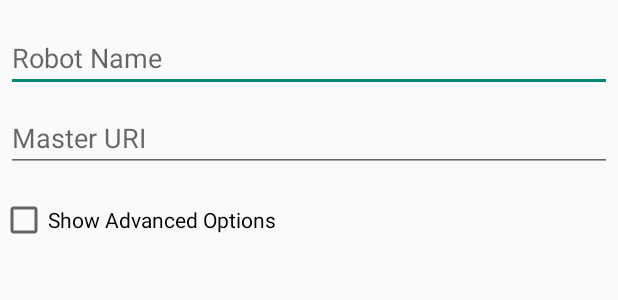
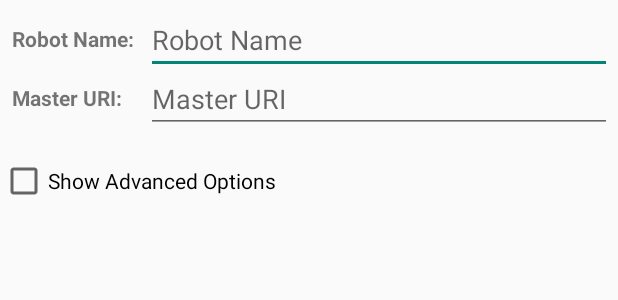
Before and after one commit to mtbii/RobotCA, an Android app: the layout dialog_add_robot.xml on its own in the app's theme, with its tools: preview values and no code run, on a phone screen of 412 x 824 dp. Shown: the top 300 px of the screen. Run offline under Robolectric (Android 15) with nearby library versions, the phone set to English and light mode, and no system bars.

Commit message:
Fixed the ambiguous edit texts in the add robot dialog.

```diff
--- a/src/android_foo/control_app/src/main/res/layout/dialog_add_robot.xml
+++ b/src/android_foo/control_app/src/main/res/layout/dialog_add_robot.xml
@@ -2,44 +2,79 @@
 <ScrollView  xmlns:android="http://schemas.android.com/apk/res/android"
     android:layout_width="match_parent"
     android:layout_height="match_parent">
-    <LinearLayout android:orientation="vertical"
+    <RelativeLayout android:orientation="vertical"
         android:scrollbars="vertical"
         android:scrollbarAlwaysDrawVerticalTrack="true"
         android:layout_width="match_parent"
         android:layout_height="wrap_content">
+
+    <TextView
+        android:id="@+id/robot_name_textview"
+        android:text="@string/robot_name"
+        android:layout_marginTop="16dp"
+        android:layout_marginLeft="8dp"
+        android:layout_marginStart="8dp"
+        android:layout_marginRight="4dp"
+        android:layout_marginEnd="4dp"
+        android:layout_marginBottom="4dp"
+        android:textStyle="bold"
+        android:layout_width="wrap_content"
+        android:layout_height="wrap_content" />
     <EditText
         android:id="@+id/robot_name_edit_text"
         android:layout_width="match_parent"
         android:layout_height="wrap_content"
-        android:layout_marginTop="16dp"
+        android:layout_marginTop="4dp"
         android:layout_marginLeft="4dp"
         android:layout_marginRight="4dp"
         android:layout_marginBottom="4dp"
+        android:layout_toRightOf="@id/robot_name_textview"
+        android:layout_toEndOf="@id/robot_name_textview"
         android:singleLine="true"
         android:hint="@string/robot_name_hint" />
+
+    <TextView
+        android:id="@+id/robot_masteruri_textview"
+        android:text="@string/master_uri"
+        android:layout_marginTop="16dp"
+        android:layout_marginLeft="8dp"
+        android:layout_marginStart="8dp"
+        android:layout_marginRight="4dp"
+        android:layout_marginEnd="4dp"
+        android:layout_marginBottom="4dp"
+        android:textStyle="bold"
+        android:layout_width="wrap_content"
+        android:layout_height="wrap_content"
+        android:layout_below="@id/robot_name_textview"/>
+
     <EditText
         android:id="@+id/master_uri_edit_view"
         android:inputType="textUri"
         android:layout_width="match_parent"
         android:layout_height="wrap_content"
         android:layout_marginTop="4dp"
-        android:layout_marginLeft="4dp"
         android:layout_marginRight="4dp"
         android:layout_marginBottom="16dp"
         android:singleLine="true"
-        android:fontFamily="sans-serif"
-        android:hint="@string/chooser_uri_hint"/>
+        android:hint="@string/chooser_uri_hint"
+        android:layout_below="@id/robot_name_textview"
+        android:layout_toEndOf="@id/robot_masteruri_textview"
+        android:layout_toRightOf="@id/robot_masteruri_textview"
+        android:layout_alignLeft="@+id/robot_name_edit_text"
+        android:layout_alignStart="@+id/robot_name_edit_text" />
     <CheckBox
         android:id="@+id/advanced_options_checkbox_view"
         android:layout_width="match_parent"
         android:layout_height="wrap_content"
-        android:text="@string/show_advanced_options"/>
+        android:text="@string/show_advanced_options"
+        android:layout_below="@id/master_uri_edit_view"/>
     <LinearLayout
         android:id="@+id/advanved_options_view"
         android:visibility="gone"
         android:layout_width="match_parent"
         android:layout_height="wrap_content"
-        android:orientation="vertical">
+        android:orientation="vertical"
+        android:layout_below="@id/advanced_options_checkbox_view">
         <EditText
             android:id="@+id/joystick_topic_edit_text"
             android:layout_width="match_parent"
@@ -71,5 +106,5 @@
             android:singleLine="true"
             android:hint="@string/camera_pref_title"/>
     </LinearLayout>
-</LinearLayout>
+</RelativeLayout>
 </ScrollView>
--- a/src/android_foo/control_app/src/main/res/values/strings.xml
+++ b/src/android_foo/control_app/src/main/res/values/strings.xml
@@ -126,6 +126,8 @@
     <string name="map_clear_string">Clear Waypoints</string>
     <string name="map_lock_camera_string">Lock Camera Angle</string>
     <string name="control_mode">Control Mode: </string>
+    <string name="robot_name">Robot Name:</string>
+    <string name="master_uri">Master URI:</string>
 
     <!-- Custom icon content descriptions -->
     <string name="wifi_strength_content_description">Shows WIFI signal strength</string>
```
Also changed, not shown: src/android_foo/control_app/src/main/res/layout/fragment_camera_view.xml (+5 -3 lines).
